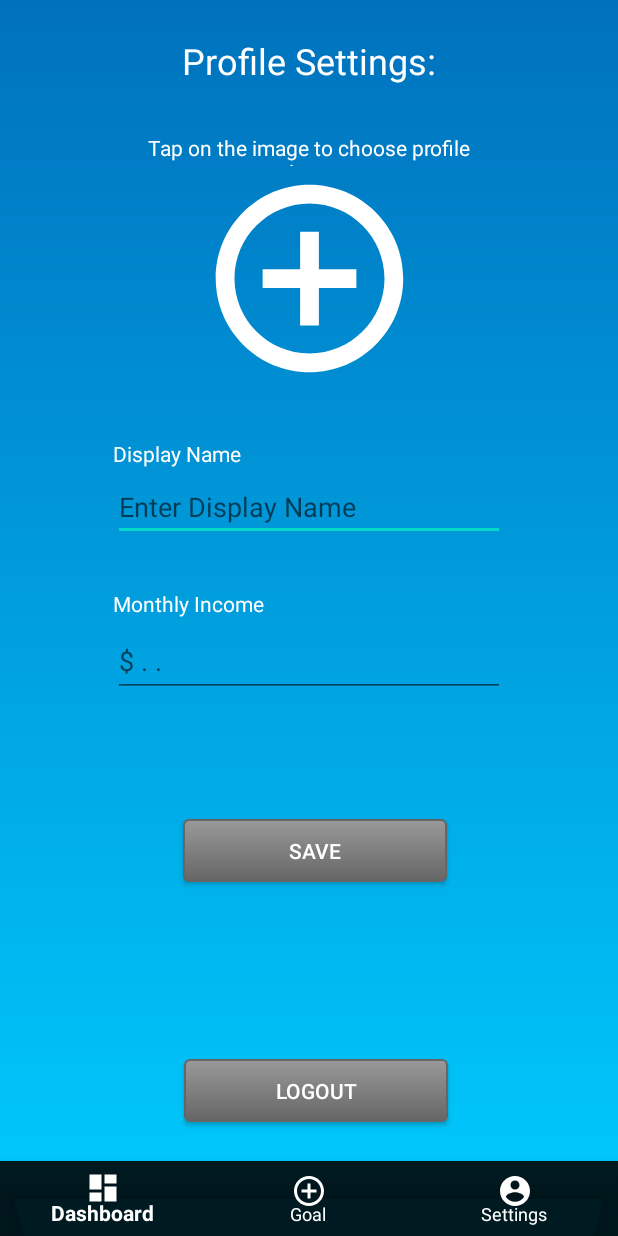
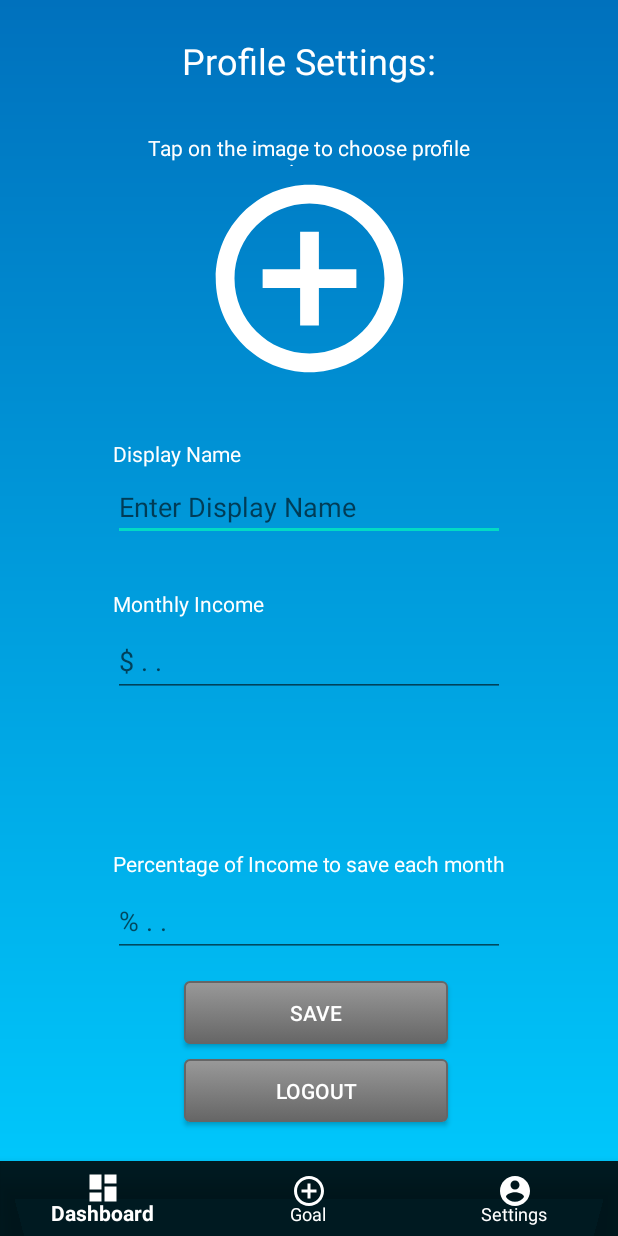
Before and after one commit to bgorringe84/Time2, an Android app: the screen it shows after launch once a user with an empty profile is signed in (ProfileActivity), on a phone screen of 412 x 824 dp. Run offline under Robolectric (Android 15) with nearby library versions, the phone set to English and light mode, and no system bars; our stand-ins replace Firebase (no records; nobody signed in at launch, a user with empty details on screens opened directly).

Commit message:
Added User savings Percentage to User Prefs

```diff
--- a/app/src/main/res/layout/activity_profile.xml
+++ b/app/src/main/res/layout/activity_profile.xml
@@ -91,13 +91,13 @@
         android:id="@+id/button2"
         android:layout_width="176dp"
         android:layout_height="42dp"
-        android:layout_marginBottom="236dp"
+        android:layout_marginBottom="10dp"
         android:background="@drawable/mybutton"
         android:text="Save"
         android:textColor="#FFFFFF"
-        app:layout_constraintBottom_toBottomOf="parent"
+        app:layout_constraintBottom_toTopOf="@+id/logoutBtn"
         app:layout_constraintEnd_toEndOf="parent"
-        app:layout_constraintHorizontal_bias="0.517"
+        app:layout_constraintHorizontal_bias="0.519"
         app:layout_constraintStart_toStartOf="parent" />
 
     <Button
@@ -143,4 +143,27 @@
         app:layout_constraintStart_toStartOf="parent"
         app:layout_constraintTop_toBottomOf="@+id/textView6" />
 
+    <EditText
+        android:id="@+id/editTextNumber2"
+        android:layout_width="261dp"
+        android:layout_height="47dp"
+        android:layout_marginBottom="16dp"
+        android:ems="10"
+        android:hint="% . ."
+        android:inputType="number"
+        android:textColor="#FFFFFF"
+        app:layout_constraintBottom_toTopOf="@+id/button2"
+        app:layout_constraintEnd_toEndOf="parent"
+        app:layout_constraintStart_toStartOf="parent" />
+
+    <TextView
+        android:id="@+id/textView11"
+        android:layout_width="wrap_content"
+        android:layout_height="wrap_content"
+        android:layout_marginBottom="5dp"
+        android:text="Percentage of Income to save each month"
+        android:textColor="#FFFFFF"
+        app:layout_constraintBottom_toTopOf="@+id/editTextNumber2"
+        app:layout_constraintStart_toStartOf="@+id/editTextNumber2" />
+
 </androidx.constraintlayout.widget.ConstraintLayout>
```
